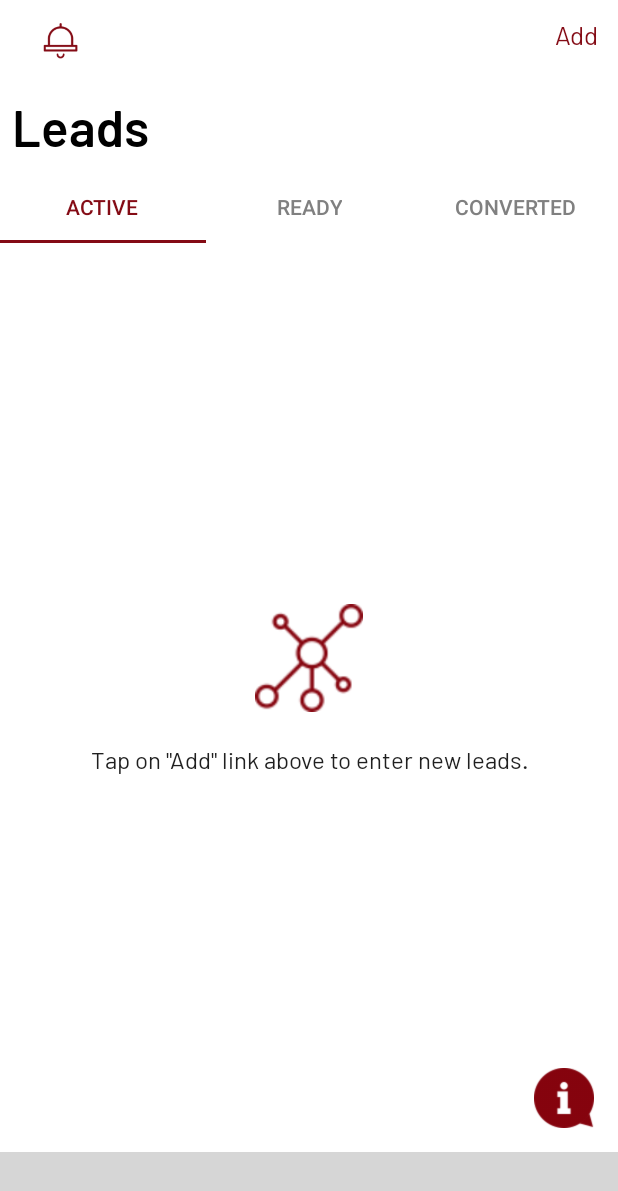
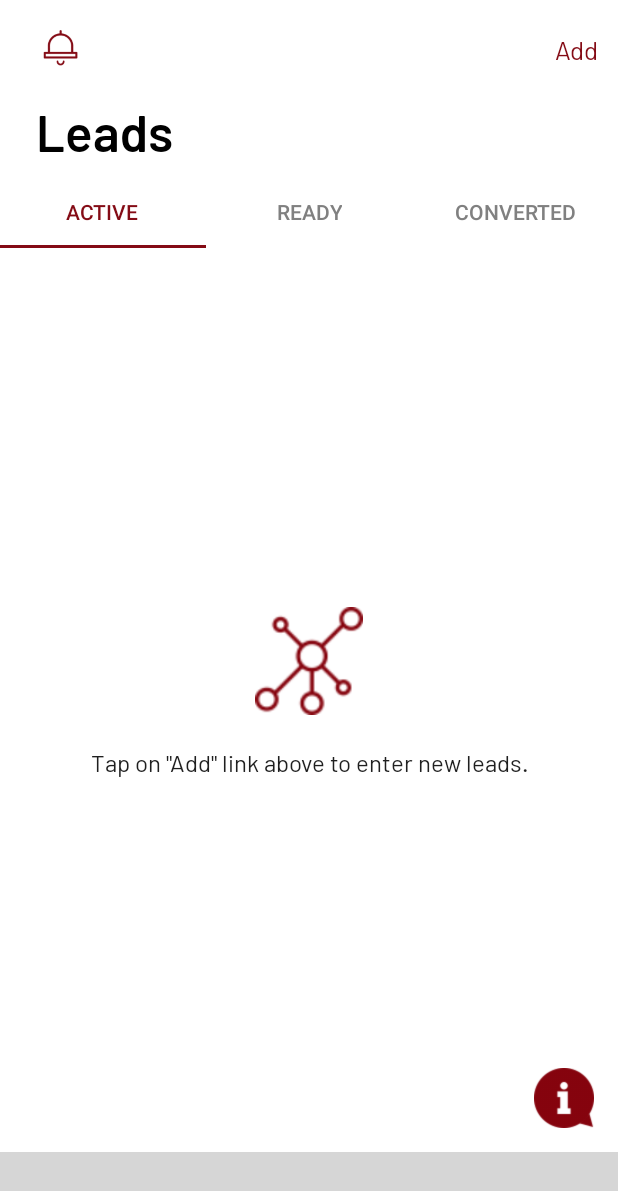
Before and after one commit to pujadas123/usmrktsaandroidapp, an Android app: the fragment LeadsHomeFragment placed in its activity, on a phone screen of 412 x 824 dp. Shown: the top 1191 px of the screen. Run offline under Robolectric (Android 15) with nearby library versions, the phone set to English and light mode, and no system bars; our stand-ins replace CircleImageView; libraries missing offline, so code that uses them is left out: com.loopj.android, com.roughike.bottombar, cz.msebera.android; plain views replace BottomBar; 6 statements that could not run were skipped; grey boxes are pictures that could not be loaded.

Commit message:
commited 8-4-2019-4

```diff
--- a/app/src/main/res/layout/fragment_leads_home.xml
+++ b/app/src/main/res/layout/fragment_leads_home.xml
@@ -23,6 +23,7 @@
             android:textColor="@color/colorBlack"
             android:text="@string/leads"
             android:padding="@dimen/space_8"
+            android:layout_marginLeft="@dimen/space_16"
             android:textSize="@dimen/text_34"
            />
 
--- a/app/src/main/res/layout/toolbar_home_leads.xml
+++ b/app/src/main/res/layout/toolbar_home_leads.xml
@@ -4,6 +4,7 @@
     android:id="@+id/homeLead_toolBar"
     android:layout_width="match_parent"
     android:layout_height="wrap_content"
+    android:paddingTop="@dimen/space_5"
     android:minHeight="?attr/actionBarSize"
     android:background="@color/colorWhite"
     local:theme="@style/ThemeOverlay.AppCompat.Dark.ActionBar"
@@ -42,6 +43,7 @@
             android:textColor="@color/colorPrimary"
             android:layout_alignParentRight="true"
             android:textSize="17dp"
+            android:paddingTop="@dimen/space_5"
             android:text="Add"
             android:textFontWeight="1"
             />
```
